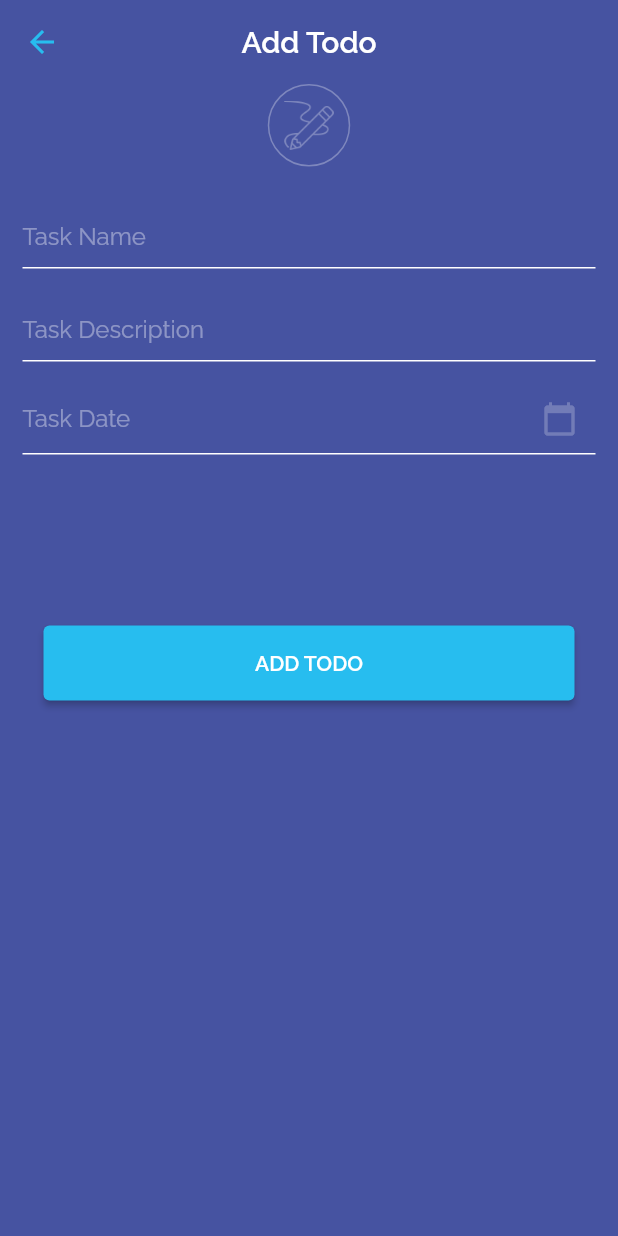
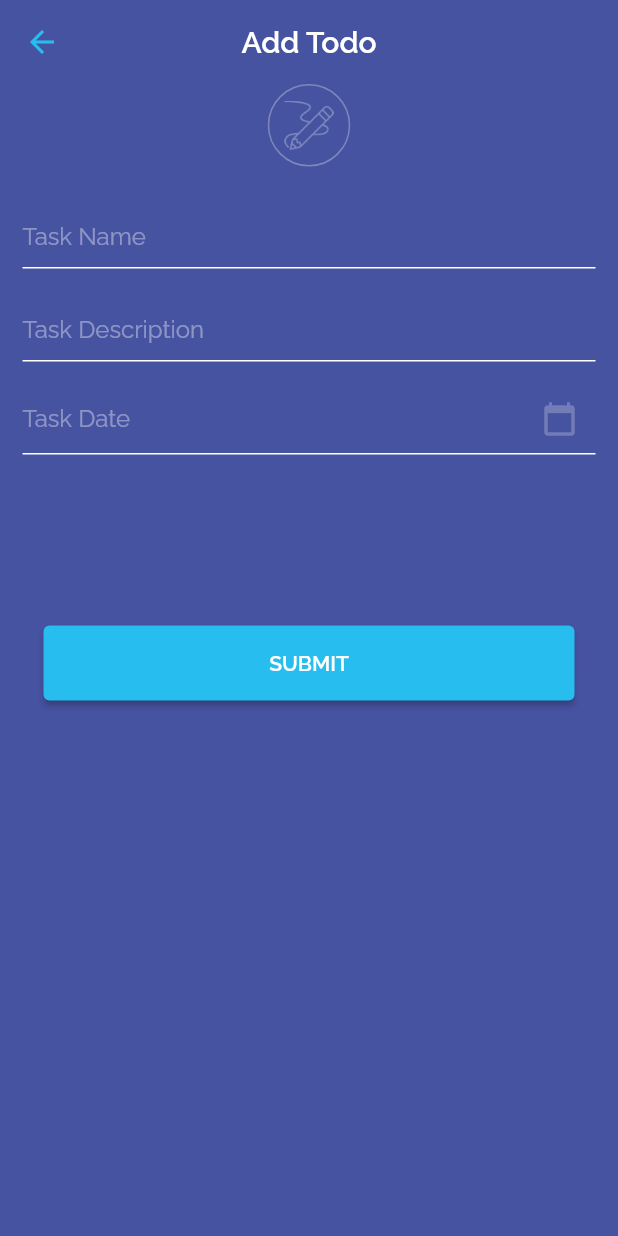
Before and after one commit to maheshsuthar93/todo, a Flutter app: the AddTodoScreen screen opened by its route, on a phone screen of 412 x 824 dp. Run offline on Flutter 3.47's test engine with Material 2 defaults, Android fonts, the phone set to English and light mode, and no system bars; our stand-ins replace cloud_firestore, firebase_auth, firebase_core, flutter_svg, fluttertoast, get and 2 more; accounts and stored records are empty.

Commit message:
ui improved

```diff
--- a/lib/constant/todo_strings.dart
+++ b/lib/constant/todo_strings.dart
@@ -1,7 +1,7 @@
 const String APP_NAME = "P O C K E T  T O D O";
 
 const String ADD_TODO_TITLE = "Add Todo";
-const String ADD_TODO_ACTION = "ADD TODO";
+const String ADD_TODO_ACTION = "SUBMIT";
 
 const String LOGIN_HINT_EMAIL = "Email";
 const String LOGIN_HINT_PASS = "Password";
@@ -9,7 +9,9 @@ const String LOGIN_HINT_PASS = "Password";
 const String ADD_TODO_HINT_TASK_NAME = "Task Name";
 const String ADD_TODO_HINT_TASK_DESC = "Task Description";
 const String ADD_TODO_HINT_TASK_DATE = "Task Date";
-const String ADD_TODO_SUCCESSFULLY = "Task is added successfully.";
+const String ADD_TODO_SUCCESSFULLY = "Todo is added successfully.";
+const String ADD_TODO_UPDATED_SUCCESSFULLY = "Todo is updated successfully.";
+
 
 const String HOME_TITLE = "Todos";
 
--- a/lib/ui/add_todo/add_todo.dart
+++ b/lib/ui/add_todo/add_todo.dart
@@ -23,7 +23,7 @@ class AddTodoScreen extends StatelessWidget {
           backgroundColor: primary,
           elevation: 0,
           centerTitle: true,
-          title: TodoTitle(title: ADD_TODO_TITLE)),
+          title: Obx(()=>TodoTitle(title: _ac.title.value))),
       body: Padding(
         padding: const EdgeInsets.only(left: 15.0, right: 15),
         child: Column(
```
Also changed, not shown: lib/controllers/add_controller.dart (+39 -0 lines), lib/ui/common/todo_item.dart (+12 -2 lines).
